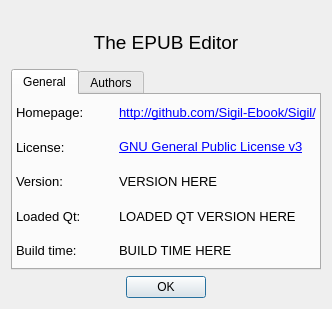
This is src/Form_Files/About.ui in 3tic-project/Sigil-Enhanced as Qt 5 draws it before an edit. The edited form follows.
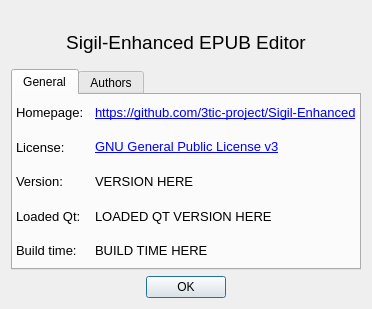
This is the edited form. Icons and pictures are not drawn.

Commit message: Brand app as Sigil-Enhanced

Patch:
```diff
--- a/src/Form_Files/About.ui
+++ b/src/Form_Files/About.ui
@@ -53,7 +53,7 @@
       </font>
      </property>
      <property name="text">
-      <string>The EPUB Editor</string>
+      <string>Sigil-Enhanced EPUB Editor</string>
      </property>
      <property name="alignment">
       <set>Qt::AlignHCenter|Qt::AlignTop</set>
@@ -116,7 +116,7 @@
             </font>
            </property>
            <property name="text">
-            <string notr="true">&lt;a href=&quot;http://github.com/Sigil-Ebook/Sigil/&quot;&gt;http://github.com/Sigil-Ebook/Sigil/&lt;/a&gt;</string>
+            <string notr="true">&lt;a href=&quot;https://github.com/3tic-project/Sigil-Enhanced&quot;&gt;https://github.com/3tic-project/Sigil-Enhanced&lt;/a&gt;</string>
            </property>
            <property name="textFormat">
             <enum>Qt::AutoText</enum>
```
The commit also changes 11 other files.
